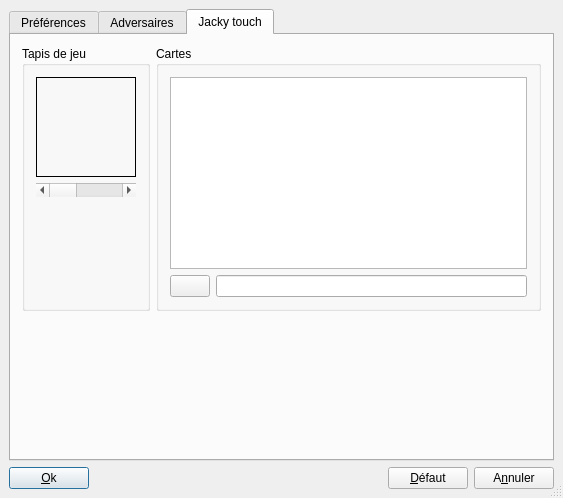
Old version of the form src/client/OptionsUI.ui in the repository arabine/icl.
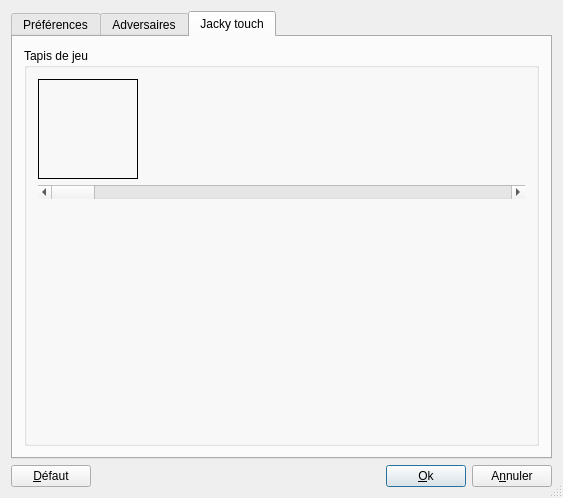
New version of the form. The open tabs and pages were chosen to show the change. Icons and pictures are not drawn.

Commit message: Simplified the avatar chooser, better GUI and removed class file.

```diff
--- a/src/client/OptionsUI.ui
+++ b/src/client/OptionsUI.ui
@@ -22,72 +22,7 @@
   <property name="sizeGripEnabled">
    <bool>true</bool>
   </property>
-  <layout class="QGridLayout">
-   <property name="margin">
-    <number>9</number>
-   </property>
-   <property name="spacing">
-    <number>6</number>
-   </property>
-   <item row="1" column="0">
-    <layout class="QHBoxLayout">
-     <property name="spacing">
-      <number>6</number>
-     </property>
-     <property name="margin">
-      <number>0</number>
-     </property>
-     <item>
-      <widget class="QPushButton" name="btnOk">
-       <property name="text">
-        <string>&amp;Ok</string>
-       </property>
-       <property name="shortcut">
-        <string>Alt+O</string>
-       </property>
-       <property name="autoDefault">
-        <bool>true</bool>
-       </property>
-       <property name="default">
-        <bool>true</bool>
-       </property>
-      </widget>
-     </item>
-     <item>
-      <spacer>
-       <property name="orientation">
-        <enum>Qt::Horizontal</enum>
-       </property>
-       <property name="sizeType">
-        <enum>QSizePolicy::Expanding</enum>
-       </property>
-       <property name="sizeHint" stdset="0">
-        <size>
-         <width>20</width>
-         <height>20</height>
-        </size>
-       </property>
-      </spacer>
-     </item>
-     <item>
-      <widget class="QPushButton" name="btnDefaut">
-       <property name="text">
-        <string>&amp;Défaut</string>
-       </property>
-      </widget>
-     </item>
-     <item>
-      <widget class="QPushButton" name="btnAnnuler">
-       <property name="text">
-        <string>A&amp;nnuler</string>
-       </property>
-       <property name="autoDefault">
-        <bool>true</bool>
-       </property>
-      </widget>
-     </item>
-    </layout>
-   </item>
+  <layout class="QGridLayout" name="gridLayout_5">
    <item row="0" column="0">
     <widget class="QTabWidget" name="tabWidget">
      <property name="currentIndex">
@@ -1116,7 +1051,7 @@
       <attribute name="title">
        <string>Jacky touch</string>
       </attribute>
-      <layout class="QGridLayout" name="gridLayout_5">
+      <layout class="QGridLayout" name="gridLayout_3">
        <item row="0" column="0">
         <widget class="QGroupBox" name="groupBox">
          <property name="title">
@@ -1178,55 +1113,63 @@
          </layout>
         </widget>
        </item>
-       <item row="0" column="1">
-        <widget class="QGroupBox" name="groupBox_12">
-         <property name="title">
-          <string>Cartes</string>
-         </property>
-         <layout class="QGridLayout" name="gridLayout_3">
-          <item row="0" column="0" colspan="2">
-           <widget class="QGraphicsView" name="gvPreviewDeck"/>
-          </item>
-          <item row="1" column="0">
-           <widget class="QPushButton" name="btnChooseDeck">
-            <property name="maximumSize">
-             <size>
-              <width>40</width>
-              <height>16777215</height>
-             </size>
-            </property>
-            <property name="text">
-             <string/>
-            </property>
-            <property name="icon">
-             <iconset resource="../data/data.qrc">
-              <normaloff>:/images/fileopen.png</normaloff>:/images/fileopen.png</iconset>
-            </property>
-           </widget>
-          </item>
-          <item row="1" column="1">
-           <widget class="QLineEdit" name="pathToDeckArchive"/>
-          </item>
-         </layout>
-        </widget>
-       </item>
-       <item row="1" column="1">
-        <spacer name="verticalSpacer">
-         <property name="orientation">
-          <enum>Qt::Vertical</enum>
-         </property>
-         <property name="sizeHint" stdset="0">
-          <size>
-           <width>20</width>
-           <height>134</height>
-          </size>
-         </property>
-        </spacer>
-       </item>
       </layout>
      </widget>
     </widget>
    </item>
+   <item row="1" column="0">
+    <layout class="QHBoxLayout" name="horizontalLayout_2">
+     <item>
+      <widget class="QPushButton" name="btnDefaut">
+       <property name="text">
+        <string>&amp;Défaut</string>
+       </property>
+      </widget>
+     </item>
+     <item>
+      <spacer>
+       <property name="orientation">
+        <enum>Qt::Horizontal</enum>
+       </property>
+       <property name="sizeType">
+        <enum>QSizePolicy::Expanding</enum>
+       </property>
+       <property name="sizeHint" stdset="0">
+        <size>
+         <width>20</width>
+         <height>20</height>
+        </size>
+       </property>
+      </spacer>
+     </item>
+     <item>
+      <widget class="QPushButton" name="btnOk">
+       <property name="text">
+        <string>&amp;Ok</string>
+       </property>
+       <property name="shortcut">
+        <string>Alt+O</string>
+       </property>
+       <property name="autoDefault">
+        <bool>true</bool>
+       </property>
+       <property name="default">
+        <bool>true</bool>
+       </property>
+      </widget>
+     </item>
+     <item>
+      <widget class="QPushButton" name="btnAnnuler">
+       <property name="text">
+        <string>A&amp;nnuler</string>
+       </property>
+       <property name="autoDefault">
+        <bool>true</bool>
+       </property>
+      </widget>
+     </item>
+    </layout>
+   </item>
   </layout>
  </widget>
  <layoutdefault spacing="6" margin="11"/>
```
The commit also changes 13 other files.
